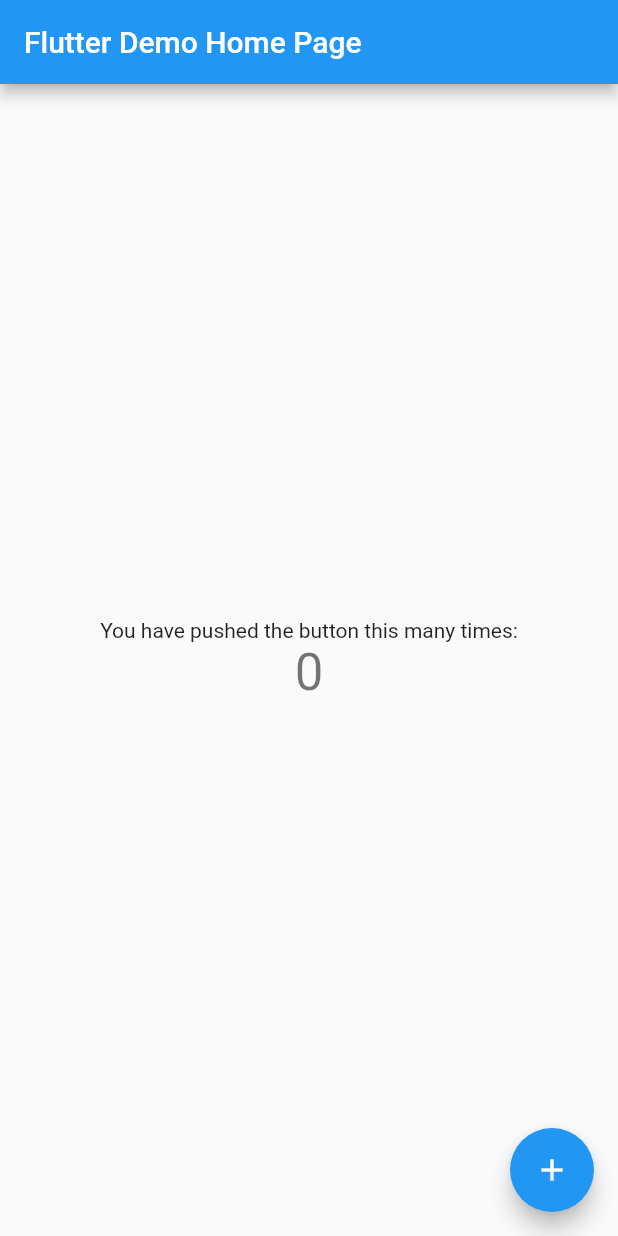
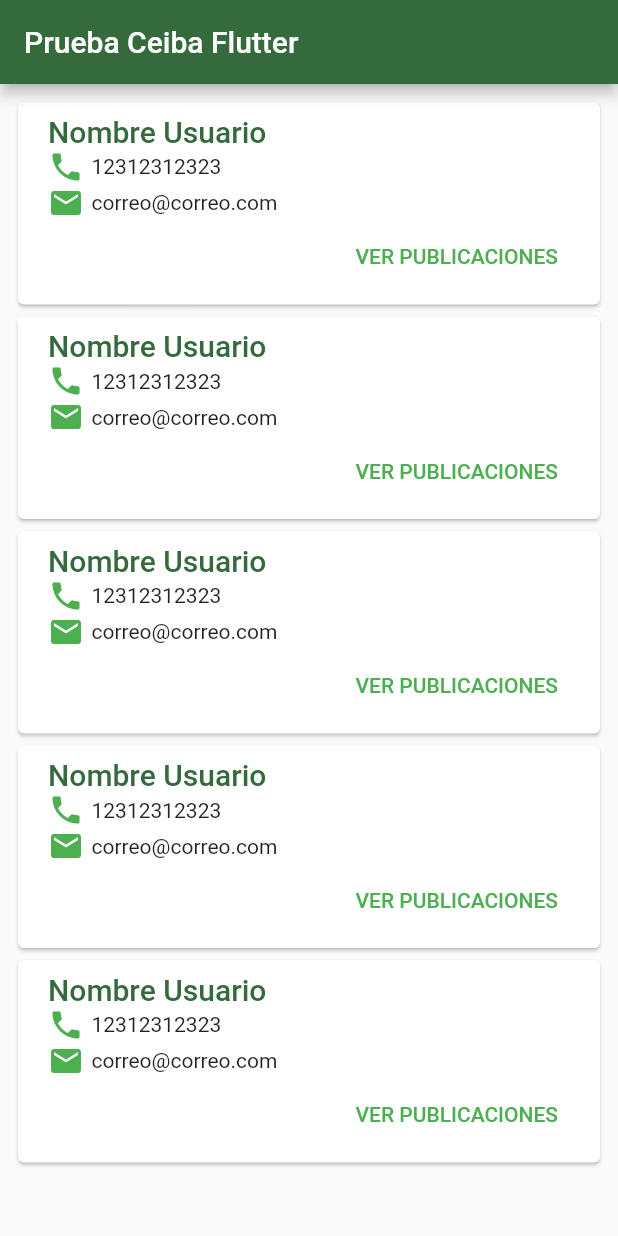
Before and after one commit to AlejandroC90/Test-Ceiba-Flutter, a Flutter app: the screen it shows after launch, on a phone screen of 412 x 824 dp. Run offline on Flutter 3.47's test engine with Material 2 defaults, Android fonts, the phone set to English and light mode, and no system bars.

Commit message:
Se crean las interfaces iniciales, tarjeta para mostrar el listado de usuarios, se ajustan los colores para parecerse al diseño, se agrega dialogo de cargando

```diff
--- a/lib/main.dart
+++ b/lib/main.dart
@@ -1,115 +1,24 @@
 import 'package:flutter/material.dart';
+import 'package:prueba_ceiba_flutter/static/colors.dart';
+import 'package:prueba_ceiba_flutter/ui/screens/pagina_principal.dart';
 
 void main() {
   runApp(const MyApp());
 }
 
 class MyApp extends StatelessWidget {
+  static const String nombre = "Prueba Ceiba Flutter";
   const MyApp({super.key});
 
-  // This widget is the root of your application.
   @override
   Widget build(BuildContext context) {
     return MaterialApp(
-      title: 'Flutter Demo',
+      title: nombre,
       theme: ThemeData(
-        // This is the theme of your application.
-        //
-        // Try running your application with "flutter run". You'll see the
-        // application has a blue toolbar. Then, without quitting the app, try
-        // changing the primarySwatch below to Colors.green and then invoke
-        // "hot reload" (press "r" in the console where you ran "flutter run",
-        // or simply save your changes to "hot reload" in a Flutter IDE).
-        // Notice that the counter didn't reset back to zero; the application
-        // is not restarted.
-        primarySwatch: Colors.blue,
+        primarySwatch: Colors.green,
+        primaryColor: ColoresApp.colorVerdeCeiba,
       ),
-      home: const MyHomePage(title: 'Flutter Demo Home Page'),
+      home: const PaginaPrincipal(title: nombre),
     );
   }
 }
-
-class MyHomePage extends StatefulWidget {
-  const MyHomePage({super.key, required this.title});
-
-  // This widget is the home page of your application. It is stateful, meaning
-  // that it has a State object (defined below) that contains fields that affect
-  // how it looks.
-
-  // This class is the configuration for the state. It holds the values (in this
-  // case the title) provided by the parent (in this case the App widget) and
-  // used by the build method of the State. Fields in a Widget subclass are
-  // always marked "final".
-
-  final String title;
-
-  @override
-  State<MyHomePage> createState() => _MyHomePageState();
-}
-
-class _MyHomePageState extends State<MyHomePage> {
-  int _counter = 0;
-
-  void _incrementCounter() {
-    setState(() {
-      // This call to setState tells the Flutter framework that something has
-      // changed in this State, which causes it to rerun the build method below
-      // so that the display can reflect the updated values. If we changed
-      // _counter without calling setState(), then the build method would not be
-      // called again, and so nothing would appear to happen.
-      _counter++;
-    });
-  }
-
-  @override
-  Widget build(BuildContext context) {
-    // This method is rerun every time setState is called, for instance as done
-    // by the _incrementCounter method above.
-    //
-    // The Flutter framework has been optimized to make rerunning build methods
-    // fast, so that you can just rebuild anything that needs updating rather
-    // than having to individually change instances of widgets.
-    return Scaffold(
-      appBar: AppBar(
-        // Here we take the value from the MyHomePage object that was created by
-        // the App.build method, and use it to set our appbar title.
-        title: Text(widget.title),
-      ),
-      body: Center(
-        // Center is a layout widget. It takes a single child and positions it
-        // in the middle of the parent.
-        child: Column(
-          // Column is also a layout widget. It takes a list of children and
-          // arranges them vertically. By default, it sizes itself to fit its
-          // children horizontally, and tries to be as tall as its parent.
-          //
-          // Invoke "debug painting" (press "p" in the console, choose the
-          // "Toggle Debug Paint" action from the Flutter Inspector in Android
-          // Studio, or the "Toggle Debug Paint" command in Visual Studio Code)
-          // to see the wireframe for each widget.
-          //
-          // Column has various properties to control how it sizes itself and
-          // how it positions its children. Here we use mainAxisAlignment to
-          // center the children vertically; the main axis here is the vertical
-          // axis because Columns are vertical (the cross axis would be
-          // horizontal).
-          mainAxisAlignment: MainAxisAlignment.center,
-          children: <Widget>[
-            const Text(
-              'You have pushed the button this many times:',
-            ),
-            Text(
-              '$_counter',
-              style: Theme.of(context).textTheme.headline4,
-            ),
-          ],
-        ),
-      ),
-      floatingActionButton: FloatingActionButton(
-        onPressed: _incrementCounter,
-        tooltip: 'Increment',
-        child: const Icon(Icons.add),
-      ), // This trailing comma makes auto-formatting nicer for build methods.
-    );
-  }
-}
--- /dev/null
+++ b/lib/static/colors.dart
@@ -0,0 +1,5 @@
+import 'package:flutter/material.dart';
+
+class ColoresApp {
+  static const Color colorVerdeCeiba = Color(0xFF356A3C);
+}
--- /dev/null
+++ b/lib/ui/botones/boton_normal.dart
@@ -0,0 +1,13 @@
+import 'package:flutter/material.dart';
+
+class BotonNormal extends StatelessWidget {
+  final String texto;
+  final VoidCallback funcion;
+  const BotonNormal({super.key, required this.texto, required this.funcion});
+
+  @override
+  Widget build(BuildContext context) {
+    return TextButton(
+                    onPressed: funcion, child: Text(texto));
+  }
+}
--- /dev/null
+++ b/lib/ui/cards/tarjeta_datos_usuario.dart
@@ -0,0 +1,51 @@
+import 'package:flutter/material.dart';
+import 'package:prueba_ceiba_flutter/ui/botones/boton_normal.dart';
+
+import '../../static/colors.dart';
+
+class TarjetaUsuario extends StatelessWidget {
+  const TarjetaUsuario({super.key});
+
+  @override
+  Widget build(BuildContext context) {
+    return Card(
+      child: Padding(
+        padding: const EdgeInsets.symmetric(vertical: 8.0, horizontal: 20),
+        child: Column(
+          crossAxisAlignment: CrossAxisAlignment.start,
+          children: [
+            Text(
+              "Nombre Usuario",
+              textAlign: TextAlign.start,
+              style: Theme.of(context)
+                  .textTheme
+                  .headline6!
+                  .copyWith(color: ColoresApp.colorVerdeCeiba),
+            ),
+            filaDatosUsuario(Icons.phone, "12312312323"),
+            filaDatosUsuario(Icons.email, "correo@correo.com"),
+            Row(
+              mainAxisAlignment: MainAxisAlignment.end,
+              children: [
+                BotonNormal(texto: "VER PUBLICACIONES", funcion: () {}),
+              ],
+            )
+          ],
+        ),
+      ),
+    );
+  }
+
+  Widget filaDatosUsuario(IconData icono, String texto) {
+    return Row(
+      children: [
+        Icon(
+          icono,
+          color: Colors.green,
+        ),
+        const SizedBox(width: 5,),
+        Text(texto)
+      ],
+    );
+  }
+}
--- /dev/null
+++ b/lib/ui/dialogs/dialog_cargando.dart
@@ -0,0 +1,20 @@
+import 'package:flutter/material.dart';
+
+class DialogCargando extends StatelessWidget {
+  const DialogCargando({super.key});
+
+  @override
+  Widget build(BuildContext context) {
+    return AlertDialog(
+      shape: RoundedRectangleBorder(borderRadius: BorderRadius.circular(12)),
+      content: const Padding(
+        padding: EdgeInsets.symmetric(vertical: 8.0),
+        child: Center(
+          child: CircularProgressIndicator(
+            valueColor: AlwaysStoppedAnimation<Color>(Colors.green),
+          ),
+        ),
+      ),
+    );
+  }
+}
--- /dev/null
+++ b/lib/ui/screens/pagina_principal.dart
@@ -0,0 +1,35 @@
+import 'package:flutter/material.dart';
+import 'package:prueba_ceiba_flutter/ui/cards/tarjeta_datos_usuario.dart';
+
+import '../../static/colors.dart';
+
+class PaginaPrincipal extends StatefulWidget {
+  const PaginaPrincipal({super.key, required this.title});
+  final String title;
+
+  @override
+  State<PaginaPrincipal> createState() => _MyHomePageState();
+}
+
+class _MyHomePageState extends State<PaginaPrincipal> {
+  @override
+  Widget build(BuildContext context) {
+    return Scaffold(
+      appBar: AppBar(
+        title: Text(widget.title),
+        backgroundColor: ColoresApp.colorVerdeCeiba,
+      ),
+      body: SingleChildScrollView(
+        child: Padding(
+          padding: const EdgeInsets.all(8.0),
+          child: Column(
+            mainAxisAlignment: MainAxisAlignment.start,
+            children: <Widget>[
+              ...List.generate(5, (index) => TarjetaUsuario()).toList()
+            ],
+          ),
+        ),
+      ),
+    );
+  }
+}
```
